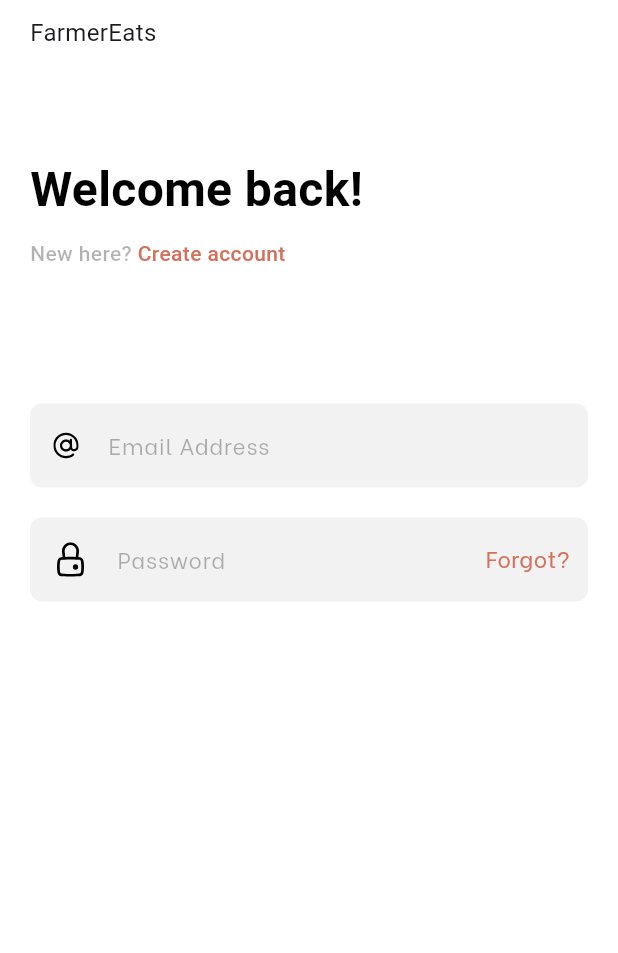
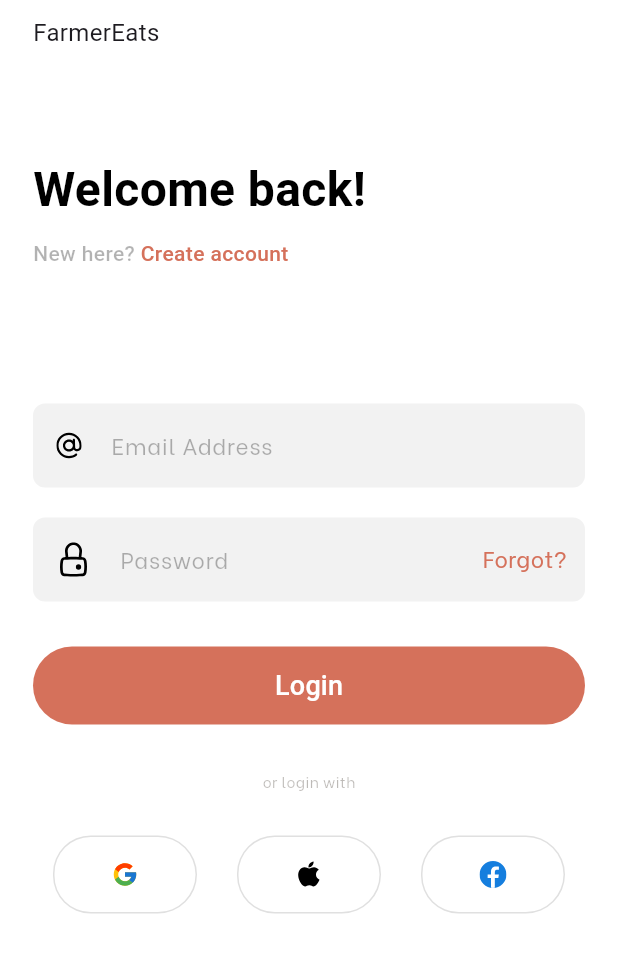
Before and after one commit to asheesh20/software_lab, a Flutter app: the screen it shows after launch, on a phone screen of 412 x 824 dp. Shown: the top 953 px of the screen. Run offline on Flutter 3.47's test engine with Material 3 defaults, Android fonts, the phone set to English and light mode, and no system bars; our stand-ins replace flutter_svg; Roboto replaces fonts that are missing (assets/fonts/BeVietnam-ExtraBold.ttf).

Commit message:
loginscreen layout complete

```diff
--- a/lib/views/login_screen.dart
+++ b/lib/views/login_screen.dart
@@ -1,5 +1,6 @@
 import 'package:flutter/material.dart';
 import 'package:flutter_svg/flutter_svg.dart';
+import 'package:software_lab/widgets/login_button.dart';
 
 class LoginScreen extends StatefulWidget {
   const LoginScreen({super.key});
@@ -16,18 +17,18 @@ class _LoginScreenState extends State<LoginScreen> {
       backgroundColor: Colors.white,
       body: SafeArea(
         child: Padding(
-          padding: const EdgeInsets.symmetric(horizontal: 20.0, vertical: 10),
+          padding: const EdgeInsets.symmetric(horizontal: 22.0, vertical: 10),
           child: Column(
             crossAxisAlignment: CrossAxisAlignment.start,
             children: [
-              Text(
+              const Text(
                 'FarmerEats',
                 style: TextStyle(fontSize: 16, fontWeight: FontWeight.w400),
               ),
-              SizedBox(
+              const SizedBox(
                 height: 70,
               ),
-              Text(
+              const Text(
                 'Welcome back!',
                 style: TextStyle(
                   color: Colors.black,
@@ -35,10 +36,10 @@ class _LoginScreenState extends State<LoginScreen> {
                   fontWeight: FontWeight.w700,
                 ),
               ),
-              SizedBox(
+              const SizedBox(
                 height: 10,
               ),
-              Row(
+              const Row(
                 children: [
                   Text(
                     'New here? ',
@@ -57,7 +58,7 @@ class _LoginScreenState extends State<LoginScreen> {
                   ),
                 ],
               ),
-              SizedBox(
+              const SizedBox(
                 height: 90,
               ),
               Form(
@@ -153,8 +154,8 @@ class _LoginScreenState extends State<LoginScreen> {
                           onTap: () {
                             // Add functionality for "Forgot?" text tap here
                           },
-                          child: Padding(
-                            padding: const EdgeInsets.symmetric(
+                          child: const Padding(
+                            padding: EdgeInsets.symmetric(
                                 horizontal: 12, vertical: 11.8),
                             child: Text(
                               'Forgot?',
@@ -169,11 +170,104 @@ class _LoginScreenState extends State<LoginScreen> {
                         ),
                       ),
                     ),
-                    const SizedBox(
-                      height: 30,
-                    ),
+
+                    // Container(
+                    //   decoration:
+                    //       BoxDecoration(borderRadius: BorderRadius.circular(5)),
+                    //   width: double.infinity,
+                    //   height: 52,
+                    //   child: ElevatedButton(
+                    //     style: ElevatedButton.styleFrom(
+                    //       backgroundColor:
+                    //           const Color.fromARGB(255, 213, 113, 91),
+                    //       elevation: 0,
+                    //     ),
+                    //     onPressed: () {
+                    //       if (_formKey.currentState!.validate()) {
+                    //         // authController.login(
+                    //         //   _emailController.text.trim(),
+                    //         //   _passwordController.text.trim(),
+                    //         // );
+                    //       }
+                    //     },
+                    //     child: const Text(
+                    //       'Login',
+                    //       style: TextStyle(
+                    //         // fontFamily: 'Be',
+                    //         fontFamily: 'assets/fonts/BeVietnam-ExtraBold.ttf',
+                    //         color: Color(0xFFFFFFFF),
+                    //         fontSize: 18,
+                    //         fontWeight: FontWeight.w500,
+                    //       ),
+                    //     ),
+                    //     // child: SvgPicture.asset(
+                    //     //   'assest/images/Login.svg',
+                    //     // ),
+                    //   ),
+                    // ),
                   ],
                 ),
+              ),
+              const SizedBox(
+                height: 30,
+              ),
+              Container(
+                decoration:
+                    BoxDecoration(borderRadius: BorderRadius.circular(5)),
+                width: double.infinity,
+                height: 52,
+                child: ElevatedButton(
+                  style: ElevatedButton.styleFrom(
+                    backgroundColor: const Color.fromARGB(255, 213, 113, 91),
+                    elevation: 0,
+                  ),
+                  onPressed: () {
+                    if (_formKey.currentState!.validate()) {
+                      // authController.login(
+                      //   _emailController.text.trim(),
+                      //   _passwordController.text.trim(),
+                      // );
+                    }
+                  },
+                  child: const Text(
+                    'Login',
+                    style: TextStyle(
+                      // fontFamily: 'Be',
+                      fontFamily: 'assets/fonts/BeVietnam-ExtraBold.ttf',
+                      color: Color(0xFFFFFFFF),
+                      fontSize: 18,
+                      fontWeight: FontWeight.w500,
+                    ),
+                  ),
+                  // child: SvgPicture.asset(
+                  //   'assest/images/Login.svg',
+                  // ),
+                ),
+              ),
+              const SizedBox(
+                height: 30,
+              ),
+              const Center(
+                child: Text(
+                  'or login with',
+                  style: TextStyle(
+                    fontSize: 10,
+                    fontWeight: FontWeight.w500,
+                    fontFamily: 'BeVietnam',
+                    color: Color(0x4D261C12),
+                  ),
+                ),
+              ),
+              SizedBox(
+                height: 30,
+              ),
+              Row(
+                mainAxisAlignment: MainAxisAlignment.spaceAround,
+                children: [
+                  LoginButton(image: 'assets/images/google.svg', onTap: () {}),
+                  LoginButton(image: 'assets/images/apple.svg', onTap: () {}),
+                  LoginButton(image: 'assets/images/fb.svg', onTap: () {})
+                ],
               )
             ],
           ),
--- /dev/null
+++ b/lib/widgets/login_button.dart
@@ -0,0 +1,36 @@
+import 'package:flutter/material.dart';
+import 'package:flutter_svg/flutter_svg.dart';
+
+class LoginButton extends StatelessWidget {
+  final String image;
+  final VoidCallback onTap;
+
+  const LoginButton({
+    super.key,
+    required this.image,
+    required this.onTap,
+  });
+
+  @override
+  Widget build(BuildContext context) {
+    return GestureDetector(
+      onTap: onTap,
+      child: Container(
+        width: 96,
+        height: 52,
+        padding: const EdgeInsets.all(16),
+        decoration: BoxDecoration(
+          border: Border.all(color: Colors.grey.shade300),
+          borderRadius: const BorderRadius.horizontal(
+              left: Radius.circular(29), right: Radius.circular(30)),
+        ),
+        child: SvgPicture.asset(
+          // fit: BoxFit.scaleDown,
+          image,
+          height: 30,
+          width: 30,
+        ),
+      ),
+    );
+  }
+}
--- a/pubspec.yaml
+++ b/pubspec.yaml
@@ -83,7 +83,8 @@ flutter:
       fonts:
         - asset: assets/fonts/BeVietnam-Regular.ttf
         - asset: assets/fonts/BeVietnam-Bold.ttf
-          weight: 400
+        - asset: assets/fonts/BeVietnam-ExtraBold.ttf
+          weight: 500
           style: italic
   #   - family: Trajan Pro
   #     fonts:
```
Also changed, not shown: assets/images/Login.svg (added), assets/images/apple.svg (added), assets/images/fb.svg (added), assets/images/google.svg (added).
